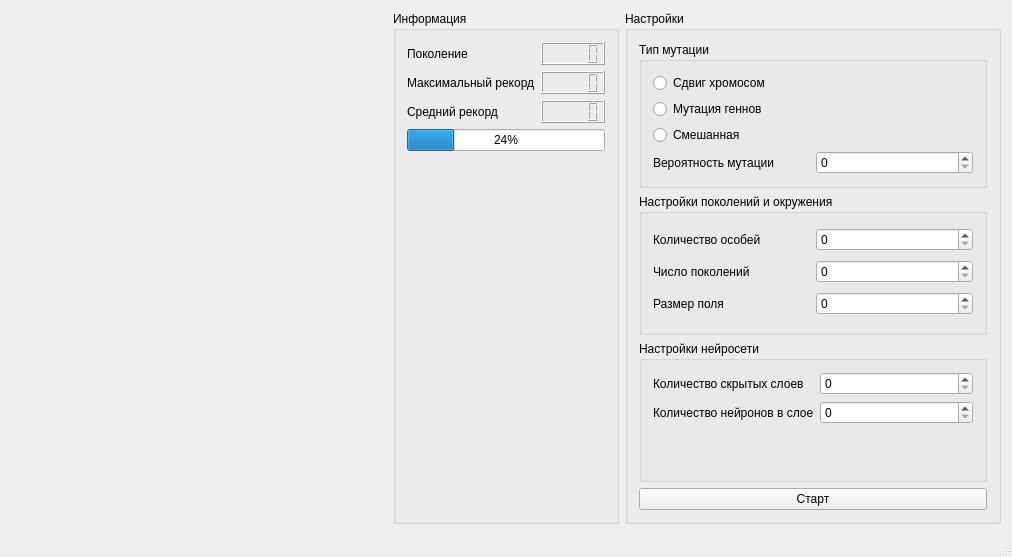
Before: the Qt Designer form fitness.ui in SudakovOleg/SmartSnake, drawn with Qt 5.
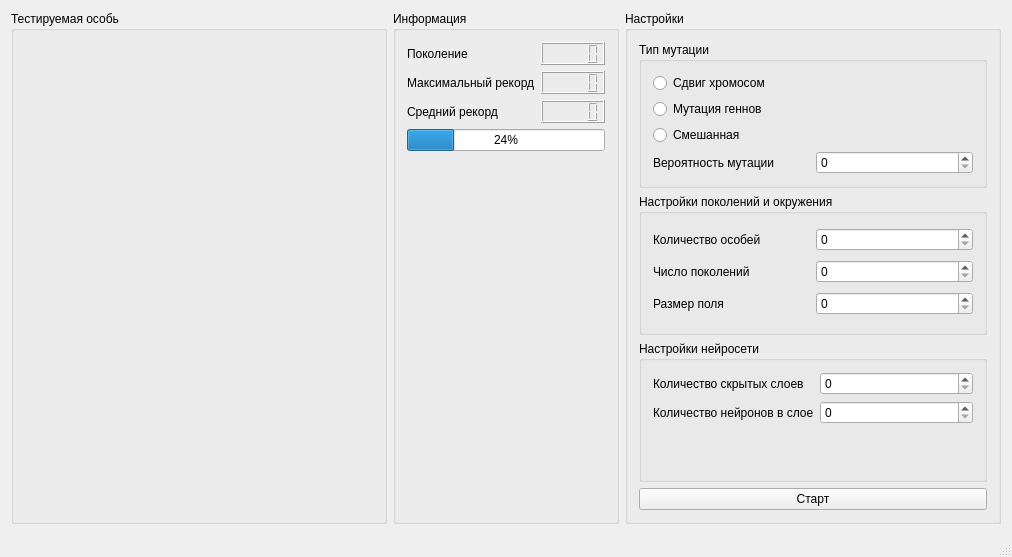
After: the same form once the commit is applied.

Patch:
```diff
--- a/fitness.ui
+++ b/fitness.ui
@@ -15,9 +15,6 @@
   </property>
   <widget class="QWidget" name="centralWidget">
    <layout class="QGridLayout" name="gridLayout">
-    <item row="0" column="0">
-     <widget class="QWidget" name="widget" native="true"/>
-    </item>
     <item row="0" column="1">
      <widget class="QGroupBox" name="groupBox_4">
       <property name="sizePolicy">
@@ -204,6 +201,18 @@
       </layout>
      </widget>
     </item>
+    <item row="0" column="0">
+     <widget class="QGroupBox" name="DeskPlace">
+      <property name="title">
+       <string>Тестируемая особь</string>
+      </property>
+      <layout class="QGridLayout" name="gridLayout_4">
+       <item row="0" column="0">
+        <layout class="QGridLayout" name="DeskLay"/>
+       </item>
+      </layout>
+     </widget>
+    </item>
    </layout>
   </widget>
   <widget class="QMenuBar" name="menuBar">
```
